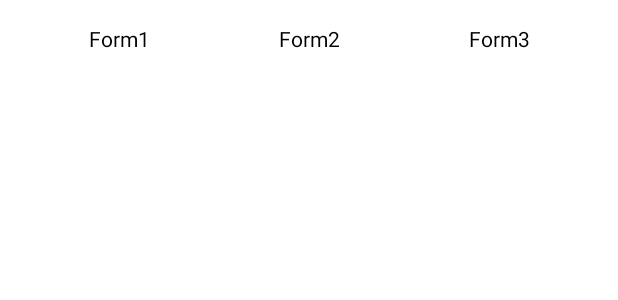
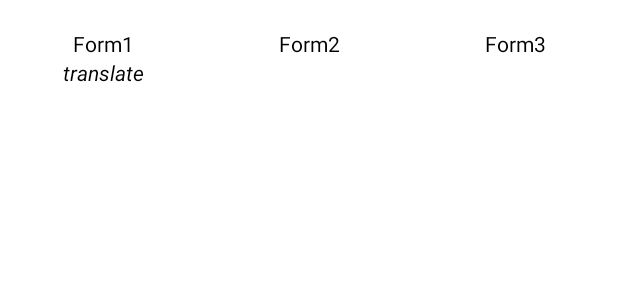
Before and after one commit to MorRai/IrregularVerbs, an Android app: the layout list_item.xml on its own in the app's theme, with its tools: preview values and no code run, on a phone screen of 412 x 824 dp. Shown: the top 300 px of the screen. Run offline under Robolectric (Android 15) with nearby library versions, the phone set to English and light mode, and no system bars.

Commit message:
15.01.2022

```diff
--- a/app/src/main/java/com/rai/irregularverbs/adapters/ListVerbAdapter.kt
+++ b/app/src/main/java/com/rai/irregularverbs/adapters/ListVerbAdapter.kt
@@ -59,21 +59,25 @@ class ListVerbAdapter(private val type: Int) : ListAdapter<IrregularVerbs, Recyc
 
         fun bind(irregularVerbs: IrregularVerbs, position: Int) {
             binding.form1.text = irregularVerbs.form1
-            //binding.form1.setTextColor()
             binding.form2.text = irregularVerbs.form2
             binding.form3.text = irregularVerbs.form3
+            val country = Locale.getDefault().country
+            if (country=="RU") {
+                binding.translate.text = irregularVerbs.ru}
             if(position % 2 == 0)
             {
                 rootView.setBackgroundResource(R.color.primaryColor)
                 binding.form1.setTextColor(Color.BLACK)
                 binding.form2.setTextColor(Color.BLACK)
                 binding.form3.setTextColor(Color.BLACK)
+                binding.translate.setTextColor(R.color.secondaryColor)
             } else
             {
                 rootView.setBackgroundResource(R.color.secondaryColor)
                 binding.form1.setTextColor(Color.parseColor("#feea15"))
                 binding.form2.setTextColor(Color.parseColor("#feea15"))
                 binding.form3.setTextColor(Color.parseColor("#feea15"))
+                binding.translate.setTextColor(Color.parseColor("#fffa2c"))
             }
         }
 
@@ -114,6 +118,7 @@ class ListVerbAdapter(private val type: Int) : ListAdapter<IrregularVerbs, Recyc
                 binding.example1.setTextColor(Color.BLACK)
                 binding.example2.setTextColor(Color.BLACK)
                 binding.example3.setTextColor(Color.BLACK)
+                binding.translate.setTextColor(Color.BLACK)
 
             } else
             {
@@ -124,6 +129,7 @@ class ListVerbAdapter(private val type: Int) : ListAdapter<IrregularVerbs, Recyc
                 binding.example1.setTextColor(Color.parseColor("#feea15"))
                 binding.example2.setTextColor(Color.parseColor("#feea15"))
                 binding.example3.setTextColor(Color.parseColor("#feea15"))
+                binding.translate.setTextColor(Color.parseColor("#feea15"))
             }
         }
 
--- a/app/src/main/res/layout/list_item.xml
+++ b/app/src/main/res/layout/list_item.xml
@@ -1,32 +1,52 @@
 <?xml version="1.0" encoding="utf-8"?>
-<LinearLayout xmlns:android="http://schemas.android.com/apk/res/android"
+<androidx.constraintlayout.widget.ConstraintLayout xmlns:android="http://schemas.android.com/apk/res/android"
+    xmlns:app="http://schemas.android.com/apk/res-auto"
     xmlns:tools="http://schemas.android.com/tools"
+    android:id="@+id/linearLayout"
     android:layout_width="match_parent"
-    android:layout_height="wrap_content"
-    android:padding="16dp">
+    android:layout_height="wrap_content">
 
 
     <TextView
         android:id="@+id/form1"
-        android:layout_width="wrap_content"
+        style="@style/ListTextStyle"
+        android:layout_width="0dp"
         android:layout_height="wrap_content"
-        android:layout_weight="1"
-        style="@style/ListTextStyle"
+        app:layout_constraintBaseline_toBaselineOf="@+id/form2"
+        app:layout_constraintEnd_toStartOf="@+id/form2"
+        app:layout_constraintStart_toStartOf="parent"
         tools:text="Form1" />
 
     <TextView
         android:id="@+id/form2"
-        android:layout_width="wrap_content"
+        style="@style/ListTextStyle"
+        android:layout_width="0dp"
         android:layout_height="wrap_content"
-        style="@style/ListTextStyle"
-        android:layout_weight="1"
+        app:layout_constraintBottom_toBottomOf="parent"
+        app:layout_constraintEnd_toStartOf="@+id/form3"
+        app:layout_constraintStart_toEndOf="@+id/form1"
+        app:layout_constraintTop_toTopOf="parent"
         tools:text="Form2" />
 
     <TextView
         android:id="@+id/form3"
-        android:layout_width="wrap_content"
+        style="@style/ListTextStyle"
+        android:layout_width="0dp"
         android:layout_height="wrap_content"
+        app:layout_constraintBaseline_toBaselineOf="@+id/form2"
+        app:layout_constraintEnd_toEndOf="parent"
+        app:layout_constraintStart_toEndOf="@+id/form2"
+        tools:text="Form3" />
+
+    <TextView
+        android:id="@+id/translate"
         style="@style/ListTextStyle"
-        android:layout_weight="1"
-        tools:text="Form3" />
-</LinearLayout>
+        android:textStyle="normal|italic"
+        android:layout_width="0dp"
+        android:layout_height="wrap_content"
+        app:layout_constraintBottom_toBottomOf="parent"
+        app:layout_constraintEnd_toEndOf="@+id/form1"
+        app:layout_constraintStart_toStartOf="@+id/form1"
+        app:layout_constraintTop_toBottomOf="@+id/form1"
+        tools:text="translate" />
+</androidx.constraintlayout.widget.ConstraintLayout>
```
